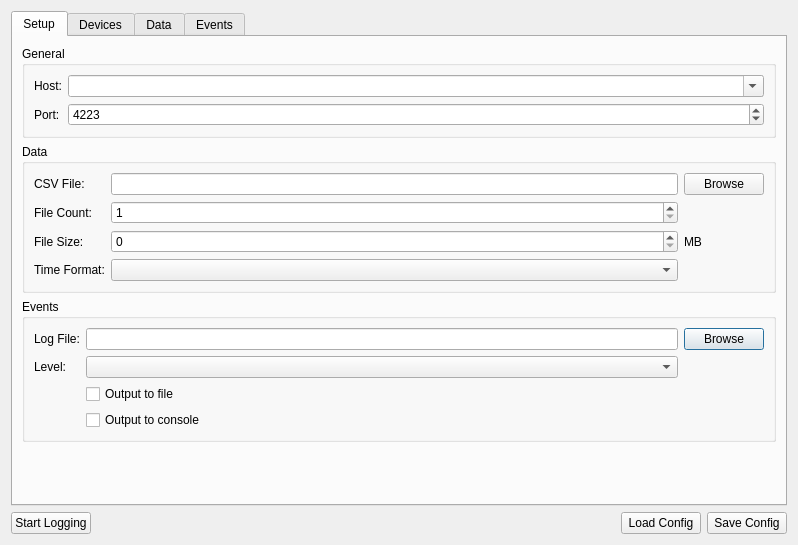
This is src/brickv/data_logger/ui/setup_dialog.ui in Tinkerforge/brickv as Qt 5 draws it before an edit. The edited form follows.
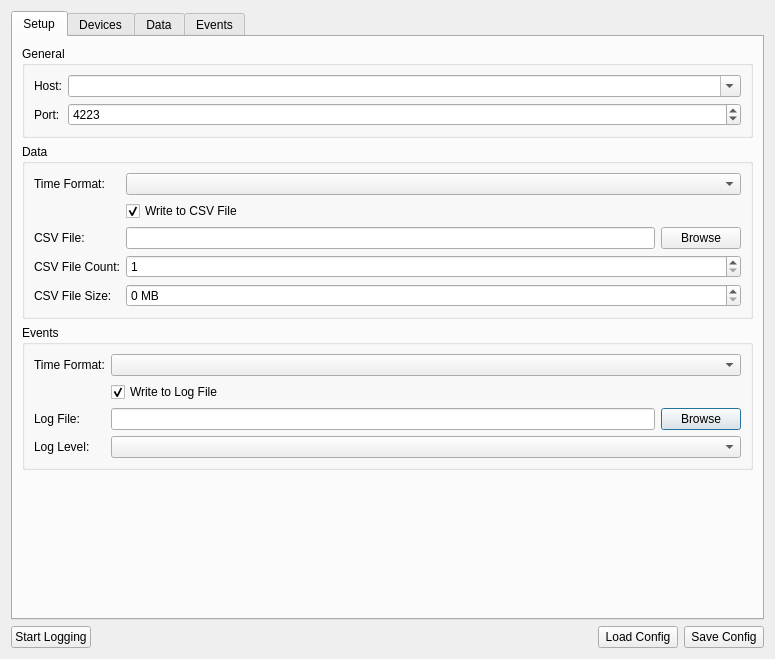
This is the edited form.

Commit message:
data-logger: Rework GUI for events log file
Also rework related config file structure.

Patch:
```diff
--- a/src/brickv/data_logger/ui/setup_dialog.ui
+++ b/src/brickv/data_logger/ui/setup_dialog.ui
@@ -6,15 +6,13 @@
    <rect>
     <x>0</x>
     <y>0</y>
-    <width>798</width>
-    <height>545</height>
+    <width>775</width>
+    <height>659</height>
    </rect>
   </property>
   <property name="windowTitle">
    <string notr="true">Data Logger</string>
   </property>
-  <layout class="QGridLayout" name="gridLayout_5">
-   <item row="0" column="0">
     <layout class="QVBoxLayout" name="verticalLayout">
      <item>
       <widget class="QTabWidget" name="tab_widget">
@@ -60,44 +58,65 @@
              <layout class="QVBoxLayout" name="verticalLayout_5">
               <item>
                <layout class="QGridLayout" name="gridLayout_9">
-                <item row="0" column="2">
-                 <widget class="QPushButton" name="btn_event_log_file">
+              <item row="3" column="0">
+               <widget class="QLabel" name="label_log_level">
                   <property name="text">
-                   <string>Browse</string>
+                 <string>Log Level:</string>
                   </property>
                  </widget>
                 </item>
+              <item row="3" column="1">
+               <widget class="QComboBox" name="combo_log_level"/>
+              </item>
                 <item row="0" column="1">
-                 <widget class="QLineEdit" name="line_event_log_file"/>
+               <widget class="QComboBox" name="combo_events_time_format">
+                <property name="sizePolicy">
+                 <sizepolicy hsizetype="Preferred" vsizetype="Fixed">
+                  <horstretch>1</horstretch>
+                  <verstretch>0</verstretch>
+                 </sizepolicy>
+                </property>
+               </widget>
                 </item>
                 <item row="0" column="0">
-                 <widget class="QLabel" name="label_13">
+               <widget class="QLabel" name="label_4">
+                <property name="text">
+                 <string>Time Format:</string>
+                </property>
+               </widget>
+              </item>
+              <item row="2" column="1">
+               <layout class="QHBoxLayout" name="horizontalLayout_3">
+                <item>
+                 <widget class="QLineEdit" name="edit_log_file_name">
+                  <property name="readOnly">
+                   <bool>true</bool>
+                  </property>
+                 </widget>
+                </item>
+                <item>
+                 <widget class="QPushButton" name="btn_browse_log_file_name">
+                  <property name="text">
+                   <string>Browse</string>
+                  </property>
+                 </widget>
+                </item>
+               </layout>
+              </item>
+              <item row="2" column="0">
+               <widget class="QLabel" name="label_log_file_name">
                   <property name="text">
                    <string>Log File:</string>
                   </property>
                  </widget>
                 </item>
-                <item row="1" column="0">
-                 <widget class="QLabel" name="label_14">
-                  <property name="text">
-                   <string>Level:</string>
-                  </property>
-                 </widget>
-                </item>
-                <item row="2" column="1">
-                 <widget class="QCheckBox" name="checkbox_to_file">
-                  <property name="text">
-                   <string>Output to file</string>
-                  </property>
-                 </widget>
-                </item>
                 <item row="1" column="1">
-                 <widget class="QComboBox" name="combo_loglevel"/>
-                </item>
-                <item row="3" column="1">
-                 <widget class="QCheckBox" name="checkbox_to_console">
+               <widget class="QCheckBox" name="check_events_to_log_file">
                   <property name="text">
-                   <string>Output to console</string>
+                 <string>Write to Log File</string>
+                </property>
+                <property name="checked">
+                 <bool>true</bool>
                   </property>
                  </widget>
                 </item>
@@ -157,7 +176,7 @@
                  </widget>
                 </item>
                 <item row="1" column="1">
-                 <widget class="QSpinBox" name="spinbox_port">
+               <widget class="QSpinBox" name="spin_port">
                   <property name="minimum">
                    <number>1</number>
                   </property>
@@ -185,80 +204,94 @@
              <layout class="QVBoxLayout" name="verticalLayout_4">
               <item>
                <layout class="QGridLayout" name="gridLayout_3">
-                <item row="1" column="1">
-                 <widget class="QSpinBox" name="spin_file_count">
+              <item row="3" column="1">
+               <widget class="QSpinBox" name="spin_csv_file_count">
                   <property name="minimum">
                    <number>1</number>
                   </property>
                   <property name="maximum">
-                   <number>100</number>
+                 <number>65535</number>
                   </property>
                  </widget>
                 </item>
-                <item row="1" column="0">
-                 <widget class="QLabel" name="label_4">
+              <item row="3" column="0">
+               <widget class="QLabel" name="label_csv_file_count">
                   <property name="text">
-                   <string>File Count:</string>
-                  </property>
-                 </widget>
-                </item>
-                <item row="2" column="2">
-                 <widget class="QLabel" name="label_6">
-                  <property name="text">
-                   <string>MB</string>
-                  </property>
-                 </widget>
-                </item>
-                <item row="0" column="2">
-                 <widget class="QPushButton" name="btn_csv_data_file">
-                  <property name="focusPolicy">
-                   <enum>Qt::TabFocus</enum>
-                  </property>
-                  <property name="text">
-                   <string>Browse</string>
-                  </property>
-                 </widget>
-                </item>
-                <item row="0" column="1">
-                 <widget class="QLineEdit" name="line_csv_data_file">
-                  <property name="inputMask">
-                   <string notr="true"/>
-                  </property>
-                  <property name="text">
-                   <string notr="true"/>
+                 <string>CSV File Count:</string>
                   </property>
                  </widget>
                 </item>
                 <item row="2" column="0">
-                 <widget class="QLabel" name="label_5">
-                  <property name="text">
-                   <string>File Size:</string>
-                  </property>
-                 </widget>
-                </item>
-                <item row="0" column="0">
-                 <widget class="QLabel" name="label_3">
+               <widget class="QLabel" name="label_csv_file_name">
                   <property name="text">
                    <string>CSV File:</string>
                   </property>
                  </widget>
                 </item>
+              <item row="4" column="0">
+               <widget class="QLabel" name="label_csv_file_size">
+                <property name="text">
+                 <string>CSV File Size:</string>
+                </property>
+               </widget>
+              </item>
                 <item row="2" column="1">
-                 <widget class="QSpinBox" name="spin_file_size">
-                  <property name="maximum">
-                   <number>2097152</number>
+               <layout class="QHBoxLayout" name="horizontalLayout_2">
+                <item>
+                 <widget class="QLineEdit" name="edit_csv_file_name">
+                  <property name="readOnly">
+                   <bool>true</bool>
                   </property>
                  </widget>
                 </item>
-                <item row="3" column="0">
+                <item>
+                 <widget class="QPushButton" name="btn_browse_csv_file_name">
+                  <property name="focusPolicy">
+                   <enum>Qt::TabFocus</enum>
+                  </property>
+                  <property name="text">
+                   <string>Browse</string>
+                  </property>
+                 </widget>
+                </item>
+               </layout>
+              </item>
+              <item row="0" column="0">
                  <widget class="QLabel" name="label_7">
                   <property name="text">
                    <string>Time Format:</string>
                   </property>
                  </widget>
                 </item>
-                <item row="3" column="1">
-                 <widget class="QComboBox" name="combo_time_format"/>
+              <item row="4" column="1">
+               <widget class="QSpinBox" name="spin_csv_file_size">
+                <property name="suffix">
+                 <string> MB</string>
+                </property>
+                <property name="maximum">
+                 <number>2097152</number>
+                </property>
+               </widget>
+              </item>
+              <item row="1" column="1">
+               <widget class="QCheckBox" name="check_data_to_csv_file">
+                <property name="text">
+                 <string>Write to CSV File</string>
+                </property>
+                <property name="checked">
+                 <bool>true</bool>
+                </property>
+               </widget>
+              </item>
+              <item row="0" column="1">
+               <widget class="QComboBox" name="combo_data_time_format">
+                <property name="sizePolicy">
+                 <sizepolicy hsizetype="Preferred" vsizetype="Fixed">
+                  <horstretch>1</horstretch>
+                  <verstretch>0</verstretch>
+                 </sizepolicy>
+                </property>
+               </widget>
                 </item>
                </layout>
               </item>
@@ -355,41 +388,15 @@
         </attribute>
         <layout class="QVBoxLayout" name="verticalLayout_2">
          <item>
-          <widget class="QCheckBox" name="checkbox_data_auto_scroll">
-           <property name="text">
-            <string>Auto Scroll</string>
-           </property>
-           <property name="checked">
-            <bool>true</bool>
-           </property>
-          </widget>
-         </item>
-         <item>
+        <layout class="QGridLayout" name="gridLayout_4">
+         <item row="1" column="0" colspan="4">
           <widget class="QTableWidget" name="table_widget">
            <property name="editTriggers">
             <set>QAbstractItemView::NoEditTriggers</set>
            </property>
-           <property name="showDropIndicator" stdset="0">
-            <bool>true</bool>
-           </property>
            <property name="alternatingRowColors">
             <bool>true</bool>
            </property>
-           <property name="gridStyle">
-            <enum>Qt::SolidLine</enum>
-           </property>
-           <property name="sortingEnabled">
-            <bool>true</bool>
-           </property>
-           <property name="wordWrap">
-            <bool>true</bool>
-           </property>
-           <property name="cornerButtonEnabled">
-            <bool>true</bool>
-           </property>
-           <attribute name="horizontalHeaderShowSortIndicator" stdset="0">
-            <bool>true</bool>
-           </attribute>
            <attribute name="horizontalHeaderStretchLastSection">
             <bool>true</bool>
            </attribute>
@@ -425,12 +432,37 @@
            </column>
           </widget>
          </item>
-         <item>
-          <widget class="QPushButton" name="btn_clear_tabel">
+         <item row="0" column="0" colspan="2">
+          <widget class="QLabel" name="label_3">
+           <property name="sizePolicy">
+            <sizepolicy hsizetype="Preferred" vsizetype="Preferred">
+             <horstretch>1</horstretch>
+             <verstretch>0</verstretch>
+            </sizepolicy>
+           </property>
            <property name="text">
-            <string>Clear Table</string>
+            <string>Shows the latest 1000 data entries</string>
            </property>
           </widget>
+         </item>
+         <item row="0" column="3">
+          <widget class="QPushButton" name="btn_clear_data">
+           <property name="text">
+            <string>Clear Data</string>
+           </property>
+          </widget>
+         </item>
+         <item row="0" column="2">
+          <widget class="QCheckBox" name="checkbox_data_auto_scroll">
+           <property name="text">
+            <string>Auto Scroll</string>
+           </property>
+           <property name="checked">
+            <bool>true</bool>
+           </property>
+          </widget>
+         </item>
+        </layout>
          </item>
         </layout>
        </widget>
@@ -438,61 +470,13 @@
         <attribute name="title">
          <string>Events</string>
         </attribute>
-        <layout class="QGridLayout" name="gridLayout_10">
-         <item row="0" column="0">
-          <widget class="QCheckBox" name="checkbox_console_auto_scroll">
-           <property name="text">
-            <string>Auto Scroll</string>
-           </property>
-           <property name="checked">
-            <bool>true</bool>
-           </property>
-          </widget>
-         </item>
-         <item row="0" column="2">
-          <spacer name="horizontalSpacer_8">
-           <property name="orientation">
-            <enum>Qt::Horizontal</enum>
-           </property>
-           <property name="sizeHint" stdset="0">
-            <size>
-             <width>40</width>
-             <height>20</height>
-            </size>
-           </property>
-          </spacer>
-         </item>
-         <item row="0" column="3">
-          <widget class="QComboBox" name="combo_console_level">
-           <property name="currentIndex">
-            <number>1</number>
-           </property>
+      <layout class="QVBoxLayout" name="verticalLayout_7">
            <item>
-            <property name="text">
-             <string>Debug</string>
-            </property>
-           </item>
-           <item>
-            <property name="text">
-             <string>Info</string>
-            </property>
-           </item>
-           <item>
-            <property name="text">
-             <string>Warning</string>
-            </property>
-           </item>
-           <item>
-            <property name="text">
-             <string>Error / Critical</string>
-            </property>
-           </item>
-          </widget>
-         </item>
+        <layout class="QGridLayout" name="gridLayout_5">
          <item row="1" column="0" colspan="4">
           <widget class="QTextBrowser" name="txt_console"/>
          </item>
-         <item row="2" column="0" colspan="4">
+         <item row="0" column="3">
           <widget class="QPushButton" name="btn_clear_events">
            <property name="focusPolicy">
             <enum>Qt::TabFocus</enum>
@@ -502,13 +486,43 @@
            </property>
           </widget>
          </item>
-        </layout>
-       </widget>
-      </widget>
-     </item>
-    </layout>
-   </item>
-   <item row="1" column="0">
+         <item row="0" column="1">
+          <widget class="QCheckBox" name="checkbox_console_auto_scroll">
+           <property name="text">
+            <string>Auto Scroll</string>
+           </property>
+           <property name="checked">
+            <bool>true</bool>
+           </property>
+          </widget>
+         </item>
+         <item row="0" column="0">
+          <widget class="QLabel" name="label_5">
+           <property name="sizePolicy">
+            <sizepolicy hsizetype="Preferred" vsizetype="Preferred">
+             <horstretch>1</horstretch>
+             <verstretch>0</verstretch>
+            </sizepolicy>
+           </property>
+           <property name="text">
+            <string>Shows the latest 1000 events</string>
+           </property>
+          </widget>
+         </item>
+         <item row="0" column="2">
+          <widget class="QComboBox" name="combo_events_level">
+           <property name="currentIndex">
+            <number>-1</number>
+           </property>
+          </widget>
+         </item>
+        </layout>
+       </item>
+      </layout>
+     </widget>
+    </widget>
+   </item>
+   <item>
     <layout class="QHBoxLayout" name="horizontalLayout">
      <item>
       <widget class="QPushButton" name="btn_start_logging">
```
Left out of the diff: 17 changed lines with no effect on the pictures. Lines whose indentation alone changed are shown as unchanged. The commit also changes 6 other files.
